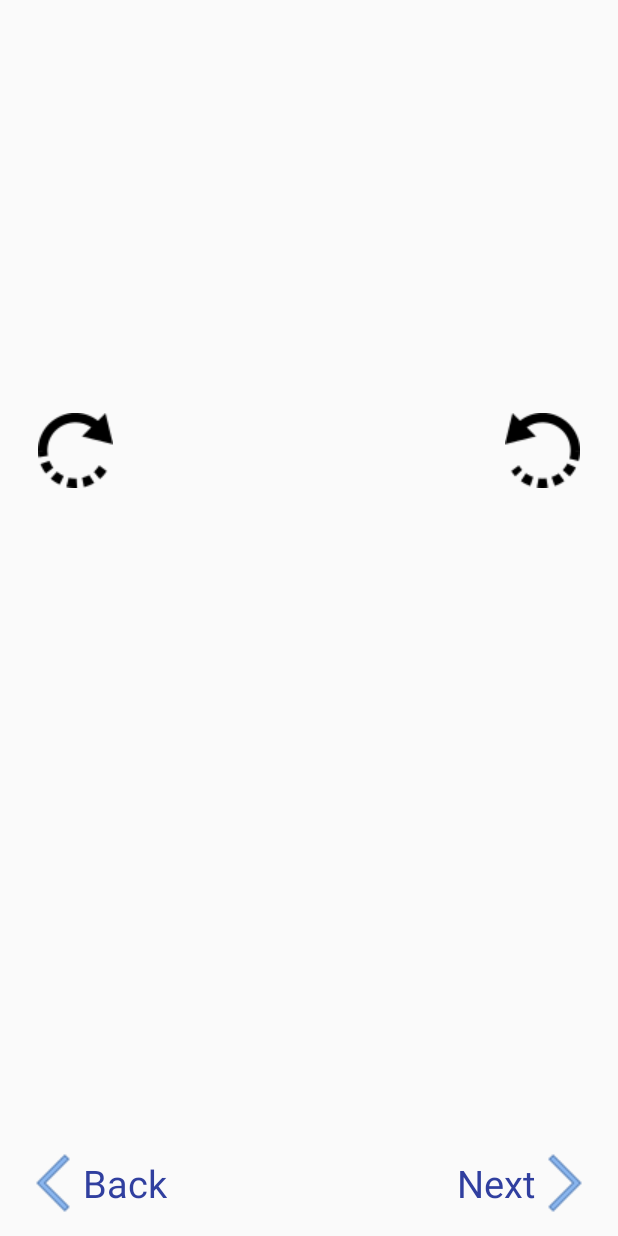
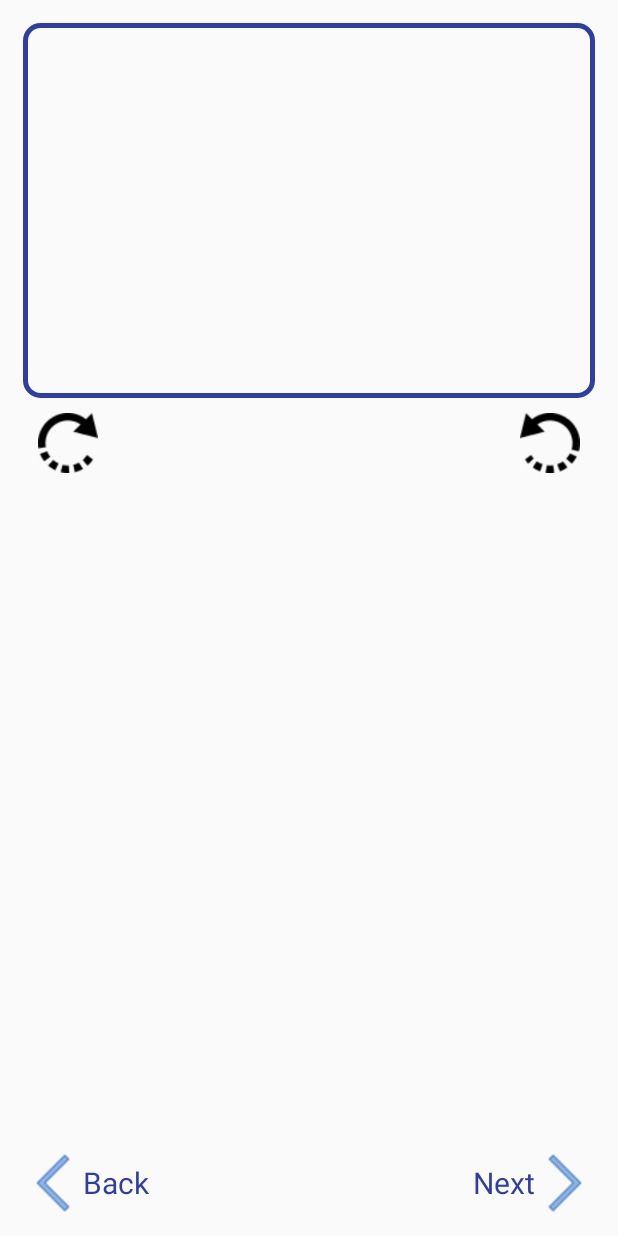
Before and after one commit to hungnb94/ReportProblem, an Android app: the ReportProblemActivity screen opened directly, with no data from a screen before it, on a phone screen of 412 x 824 dp. Run offline under Robolectric (Android 15) with nearby library versions, the phone set to English and light mode, and no system bars; our stand-ins replace ButterKnife.

```diff
--- a/app/src/main/java/example/com/hb/reportproblem/activity/MainActivity.java
+++ b/app/src/main/java/example/com/hb/reportproblem/activity/MainActivity.java
@@ -99,13 +99,11 @@ public class MainActivity extends AppCompatActivity {
     public void reportProblem(View view) {
         Intent intent = new Intent(this, ReportProblemActivity.class);
         startActivity(intent);
-        finish();
+//        finish();
     }
 
     @OnClick(R.id.llDownload)
     public void download(View view) {
-//        DownloadFile downloadFile = new DownloadFile(this);
-//        downloadFile.execute();
         if (checkPermission()) {
             startDownload();
         } else {
@@ -169,7 +167,7 @@ public class MainActivity extends AppCompatActivity {
                         dialog.dismiss();
                     }
                 })
-                .setIcon(android.R.drawable.ic_dialog_alert)
+                .setIcon(android.R.drawable.stat_sys_download_done)
                 .show();
     }
 
--- a/app/src/main/java/example/com/hb/reportproblem/connection/ApiUtils.java
+++ b/app/src/main/java/example/com/hb/reportproblem/connection/ApiUtils.java
@@ -6,7 +6,8 @@ package example.com.hb.reportproblem.connection;
 
 public class ApiUtils {
 
-    public static final String BASE_URL = "http://192.168.0.103/";
+    public static final String BASE_URL = //"http://reportproblem.epizy.com/";
+            "http://192.168.0.103/";
 
     public static APIService getAPIService() {
 
--- a/app/src/main/java/example/com/hb/reportproblem/fragment/DateTimeFragment.java
+++ b/app/src/main/java/example/com/hb/reportproblem/fragment/DateTimeFragment.java
@@ -1,7 +1,6 @@
 package example.com.hb.reportproblem.fragment;
 
 import android.app.DatePickerDialog;
-import android.net.Uri;
 import android.os.Bundle;
 import android.support.v4.app.Fragment;
 import android.view.LayoutInflater;
@@ -99,9 +98,4 @@ public class DateTimeFragment extends Fragment {
         pic.setTitle("Chọn ngày");
         pic.show();
     }
-
-    public interface OnFragmentInteractionListener {
-        // TODO: Update argument type and name
-        void onFragmentInteraction(Uri uri);
-    }
 }
--- a/app/src/main/java/example/com/hb/reportproblem/utils/DownloadService.java
+++ b/app/src/main/java/example/com/hb/reportproblem/utils/DownloadService.java
@@ -40,7 +40,7 @@ public class DownloadService extends IntentService {
 
         notificationBuilder = new NotificationCompat.Builder(this)
                 .setSmallIcon(R.drawable.download)
-                .setContentTitle("Download")
+                .setContentTitle(getResources().getString(R.string.app_name))
                 .setContentText("Downloading File")
                 .setAutoCancel(true);
         notificationManager.notify(0, notificationBuilder.build());
--- /dev/null
+++ b/app/src/main/res/drawable/border.xml
@@ -0,0 +1,9 @@
+<?xml version="1.0" encoding="utf-8"?>
+<shape xmlns:android="http://schemas.android.com/apk/res/android"
+    android:shape="rectangle">
+    <stroke
+        android:width="3dip"
+        android:color="@color/colorPrimaryDark" />
+    <corners
+        android:radius="10dp"/>
+</shape>
--- a/app/src/main/res/layout/activity_report_problem.xml
+++ b/app/src/main/res/layout/activity_report_problem.xml
@@ -29,6 +29,7 @@
                 android:orientation="vertical">
 
                 <ImageView
+                    android:background="@drawable/border"
                     android:id="@+id/ivProblem"
                     android:scaleType="fitCenter"
                     android:layout_gravity="center_horizontal"
@@ -44,15 +45,15 @@
                         android:src="@drawable/rotate_right"
                         android:layout_gravity="left"
                         android:id="@+id/ivRotateRight"
-                        android:layout_width="wrap_content"
-                        android:layout_height="wrap_content" />
+                        android:layout_width="@dimen/rotate_button"
+                        android:layout_height="@dimen/rotate_button" />
 
                     <ImageView
                         android:src="@drawable/rotate_left"
                         android:layout_gravity="right"
                         android:id="@+id/ivRotateLeft"
-                        android:layout_width="wrap_content"
-                        android:layout_height="wrap_content" />
+                        android:layout_width="@dimen/rotate_button"
+                        android:layout_height="@dimen/rotate_button" />
 
                 </FrameLayout>
             </LinearLayout>
--- a/app/src/main/res/layout/footer.xml
+++ b/app/src/main/res/layout/footer.xml
@@ -1,7 +1,7 @@
 <?xml version="1.0" encoding="utf-8"?>
 <FrameLayout xmlns:android="http://schemas.android.com/apk/res/android"
     android:layout_width="match_parent"
-    android:layout_height="match_parent"
+    android:layout_height="@dimen/footer_height"
     android:orientation="horizontal">
 
     <TextView
@@ -13,7 +13,7 @@
         android:gravity="center"
         android:text="Back"
         android:textColor="@color/colorPrimaryDark"
-        android:textSize="@dimen/size_medium" />
+        android:textSize="@dimen/size_small" />
 
     <TextView
         android:id="@+id/tvNext"
@@ -24,5 +24,5 @@
         android:gravity="center"
         android:text="Next"
         android:textColor="@color/colorPrimaryDark"
-        android:textSize="@dimen/size_medium" />
+        android:textSize="@dimen/size_small" />
 </FrameLayout>
--- a/app/src/main/res/values/dimens.xml
+++ b/app/src/main/res/values/dimens.xml
@@ -10,4 +10,6 @@
     <dimen name="size_small">20sp</dimen>
     <dimen name="margin_small">10dp</dimen>
     <dimen name="height_text_main">50dp</dimen>
+    <dimen name="rotate_button">40dp</dimen>
+    <dimen name="footer_height">30dp</dimen>
 </resources>
```
Also changed, not shown: app/src/main/java/example/com/hb/reportproblem/activity/ReportProblemActivity.java (+21 -7 lines), app/src/main/java/example/com/hb/reportproblem/fragment/DateFragment.java (+0 -8 lines), app/src/main/java/example/com/hb/reportproblem/fragment/InputStringFragment.java (+0 -7 lines), app/src/main/java/example/com/hb/reportproblem/fragment/RadioButtonFragment.java (+1 -8 lines), app/src/main/java/example/com/hb/reportproblem/utils/DownloadFile.java (deleted, +0 -163 lines), app/src/main/res/drawable/background.xml (added, +11 -0 lines).
